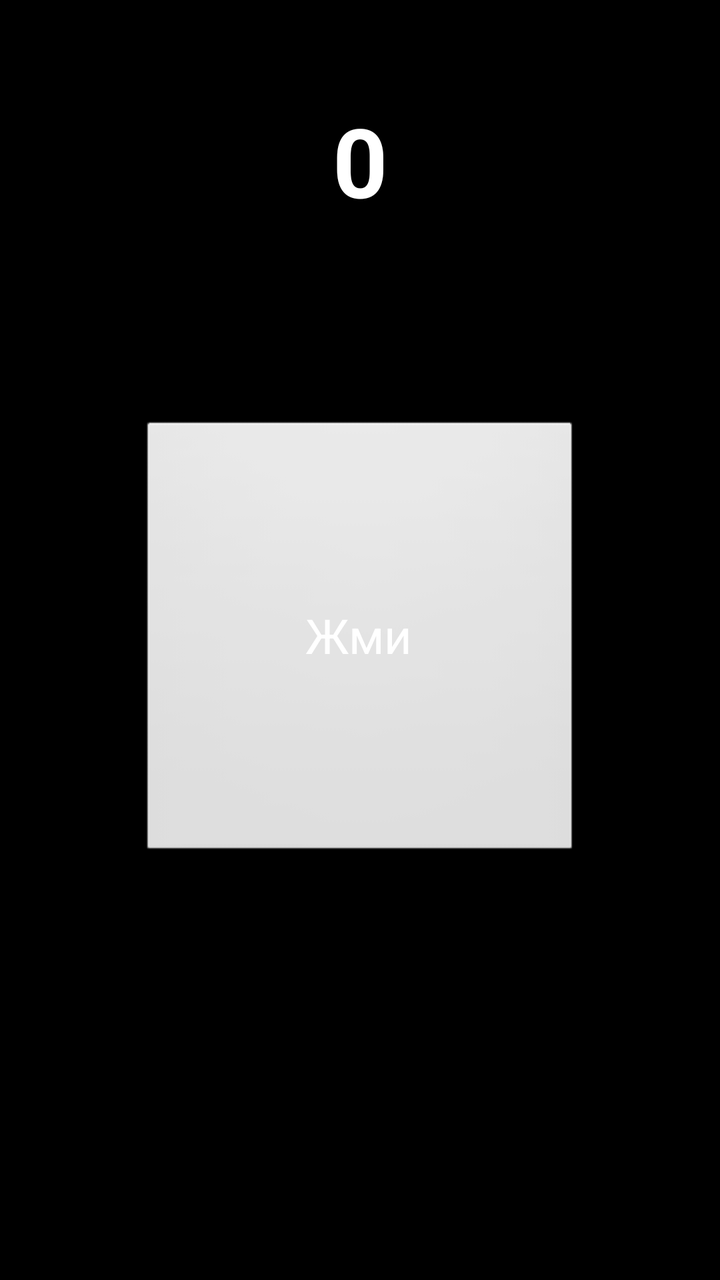
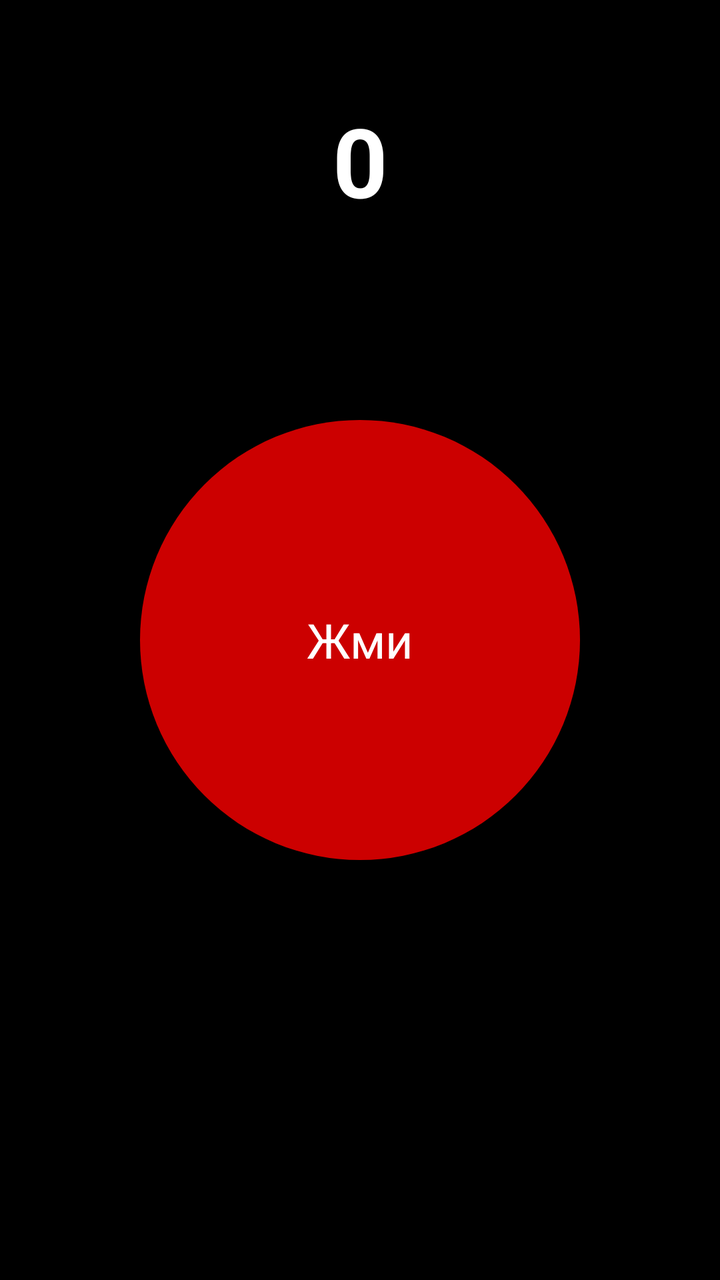

An Android layout rendered at two revisions. The XML below is the earlier revision; the diff shows what the commit changed to produce the second picture.
<!-- AndroidManifest.xml: application theme android:Theme.NoTitleBar.Fullscreen -->
<!-- res/layout/activity_main.xml -->
<?xml version="1.0" encoding="utf-8"?>
<androidx.constraintlayout.widget.ConstraintLayout
    xmlns:android="http://schemas.android.com/apk/res/android"
    xmlns:app="http://schemas.android.com/apk/res-auto"
    android:layout_width="match_parent"
    android:layout_height="match_parent"
    android:background="#000000">

    <TextView
        android:id="@+id/countView"
        android:layout_width="wrap_content"
        android:layout_height="wrap_content"
        android:text="0"
        android:textColor="#FFFFFF"
        android:textSize="48sp"
        android:textStyle="bold"
        app:layout_constraintTop_toTopOf="parent"
        app:layout_constraintStart_toStartOf="parent"
        app:layout_constraintEnd_toEndOf="parent"
        android:layout_marginTop="48dp"/>

    <Button
        android:id="@+id/clickBtn"
        android:layout_width="220dp"
        android:layout_height="220dp"
        android:text="Жми"
        android:textSize="24sp"
        android:textColor="#FFFFFF"
		android:backgroundTint="@drawable/round_button"
        app:layout_constraintTop_toTopOf="parent"
        app:layout_constraintBottom_toBottomOf="parent"
        app:layout_constraintStart_toStartOf="parent"
		app:layout_constraintEnd_toEndOf="parent"
		app:layout_constraintVerticalBias="0.6"
        android:stateListAnimator="@null"/>

</androidx.constraintlayout.widget.ConstraintLayout>
<!-- resources referenced by this layout -->
<resources>
  <!-- drawable round_button (drawable) -->
  <?xml version="1.0" encoding="utf-8"?>
  <shape xmlns:android="http://schemas.android.com/apk/res/android"
      android:shape="oval">
      <solid android:color="#CC0000"/>
  </shape>
</resources>

<!-- the commit's change to res/layout/activity_main.xml (unified diff, before → after) -->
@@ -26,7 +26,7 @@
         android:text="Жми"
         android:textSize="24sp"
         android:textColor="#FFFFFF"
-		android:backgroundTint="@drawable/round_button"
+		android:background="@drawable/round_button"
         app:layout_constraintTop_toTopOf="parent"
         app:layout_constraintBottom_toBottomOf="parent"
         app:layout_constraintStart_toStartOf="parent"
